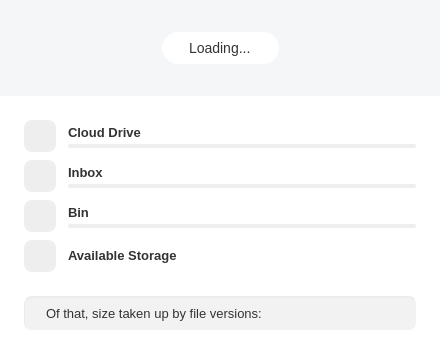
This is src/MEGASync/gui/linux/AccountDetailsDialog.ui in meganz/MEGAsync as Qt 5 draws it before an edit. The edited form follows.
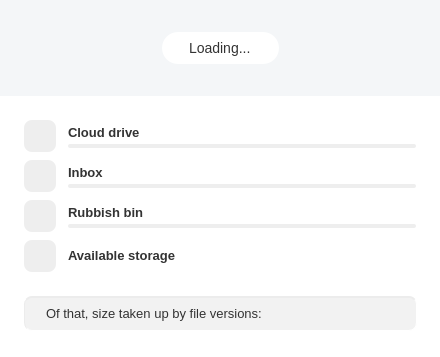
This is the edited form. Icons and pictures are not drawn. Custom widgets are drawn as their Qt base class.

Commit message: Fix case in accountDetailsDialog + update related strings in ts file

Patch:
```diff
--- a/src/MEGASync/gui/linux/AccountDetailsDialog.ui
+++ b/src/MEGASync/gui/linux/AccountDetailsDialog.ui
@@ -806,7 +806,7 @@
              <item>
               <widget class="QLabel" name="lCloudDrive">
                <property name="text">
-                <string>Cloud Drive</string>
+                <string>Cloud drive</string>
                </property>
               </widget>
              </item>
@@ -1008,7 +1008,7 @@
              <item>
               <widget class="QLabel" name="lRubbish">
                <property name="text">
-                <string>Bin</string>
+                <string>Rubbish bin</string>
                </property>
               </widget>
              </item>
@@ -1107,7 +1107,7 @@
            <item alignment="Qt::AlignVCenter">
             <widget class="QLabel" name="lAvailable">
              <property name="text">
-              <string>Available Storage</string>
+              <string>Available storage</string>
              </property>
             </widget>
            </item>
```
The commit also changes 3 other files.
